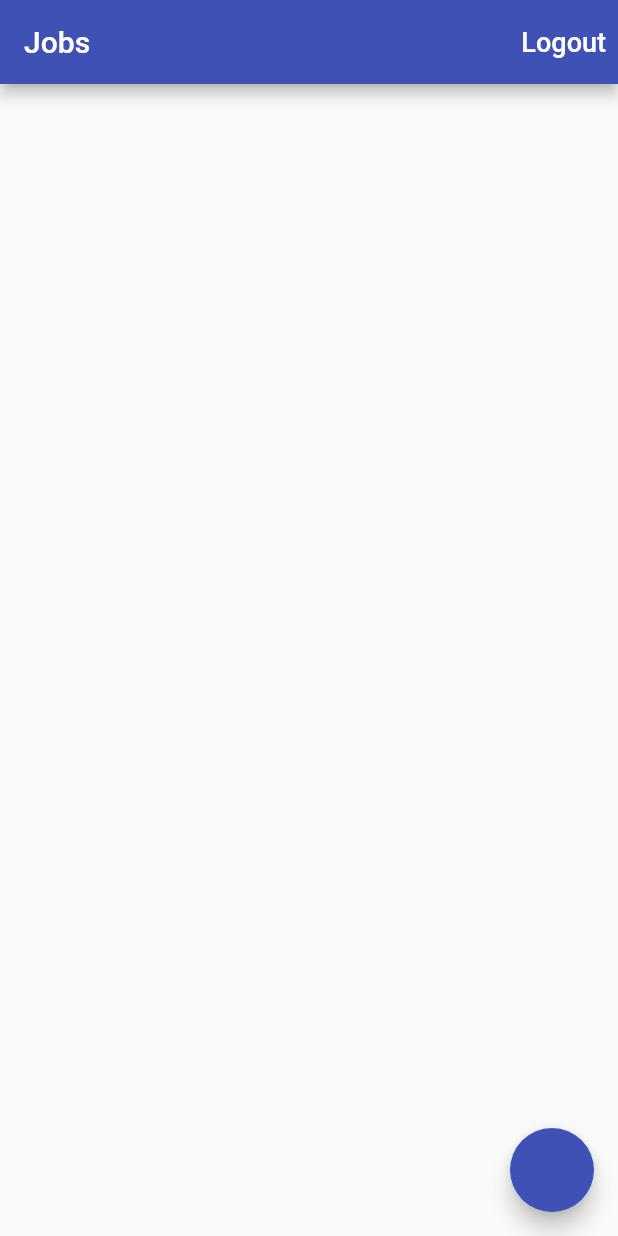
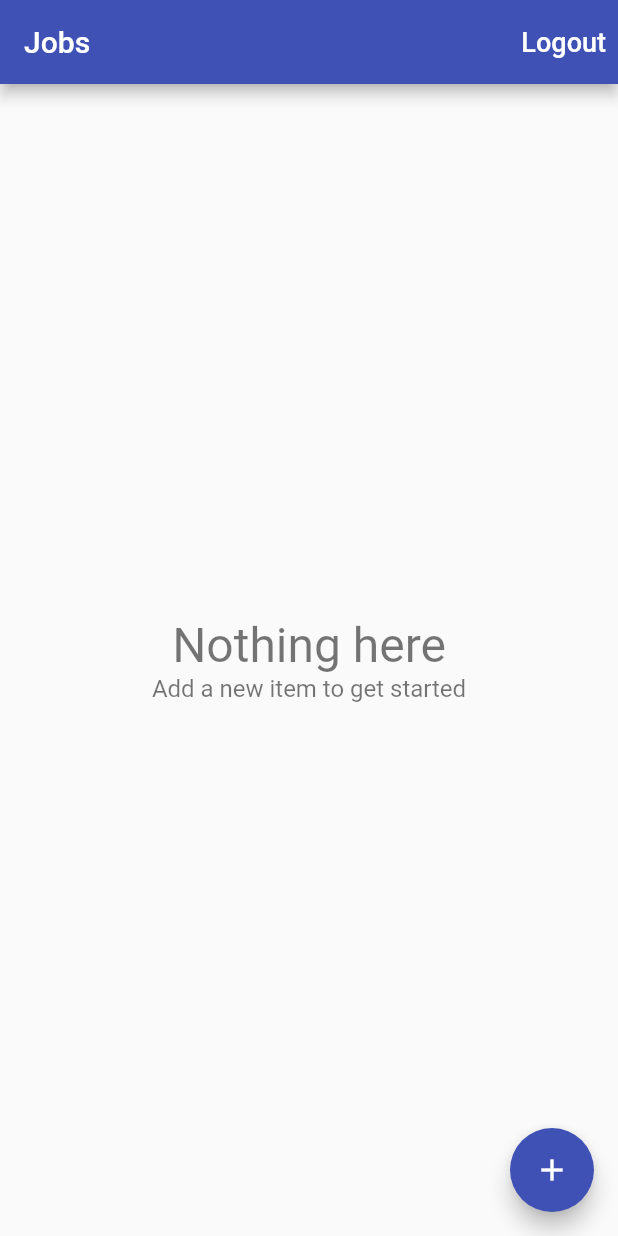
Before and after one commit to ahmadjz/Time-Tracker, a Flutter app: the screen it shows once a user with an empty profile is signed in, on a phone screen of 412 x 824 dp. Run offline on Flutter 3.47's test engine with Material 2 defaults, Android fonts, the phone set to English and light mode, and no system bars; our stand-ins replace cloud_firestore, firebase_auth, firebase_core; accounts and stored records are empty.

Commit message:
enhance UI

```diff
--- /dev/null
+++ b/lib/app/home/jobs/empty_content.dart
@@ -0,0 +1,37 @@
+import 'package:flutter/material.dart';
+
+class EmptyContent extends StatelessWidget {
+  const EmptyContent({
+    Key? key,
+    this.title = 'Nothing here',
+    this.message = 'Add a new item to get started',
+  }) : super(key: key);
+
+  final String title;
+  final String message;
+
+  @override
+  Widget build(BuildContext context) {
+    return Center(
+      child: Column(
+        mainAxisAlignment: MainAxisAlignment.center,
+        children: <Widget>[
+          Text(
+            title,
+            style: const TextStyle(
+              fontSize: 32.0,
+              color: Colors.black54,
+            ),
+          ),
+          Text(
+            message,
+            style: const TextStyle(
+              fontSize: 16.0,
+              color: Colors.black54,
+            ),
+          ),
+        ],
+      ),
+    );
+  }
+}
--- a/lib/app/home/jobs/jobs_page.dart
+++ b/lib/app/home/jobs/jobs_page.dart
@@ -1,9 +1,13 @@
 import 'package:firebase_auth/firebase_auth.dart';
 import 'package:flutter/material.dart';
 import 'package:provider/provider.dart';
+import 'package:time_tracker/app/home/jobs/edit_job_page.dart';
+import 'package:time_tracker/app/home/jobs/job_list_tile.dart';
 import 'package:time_tracker/app/home/models/job.dart';
 import 'package:time_tracker/common_widgets/platform_alert_dialog.dart';
+import 'package:time_tracker/common_widgets/platform_exception_alert_dialog.dart';
 import 'package:time_tracker/services/auth.dart';
+import 'package:time_tracker/app/home/jobs/list_items_builder.dart';
 import 'package:time_tracker/services/database.dart';
 
 class JobsPage extends StatelessWidget {
@@ -30,20 +34,21 @@ class JobsPage extends StatelessWidget {
     }
   }
 
-  Future<void> _createJob(BuildContext context) async {
+  Future<void> _delete(BuildContext context, Job job) async {
     try {
       final database = Provider.of<Database>(context, listen: false);
-      await database
-          .setJob(Job(name: 'ahmad', ratePerHour: 6, id: '1'))
-          .catchError((error) => print(error));
+      await database.deleteJob(job);
     } on FirebaseException catch (e) {
-      print("hello");
-      print(e);
+      PlatformExceptionAlertDialog(
+        title: 'Operation failed',
+        exception: e,
+      ).show(context);
     }
   }
 
   @override
   Widget build(BuildContext context) {
+    final database = Provider.of<Database>(context, listen: false);
     return Scaffold(
       appBar: AppBar(
         title: const Text('Jobs'),
@@ -62,7 +67,8 @@ class JobsPage extends StatelessWidget {
       ),
       body: _buildContent(context),
       floatingActionButton: FloatingActionButton(
-        onPressed: () => _createJob(context),
+        child: const Icon(Icons.add),
+        onPressed: () => EditJobPage.show(context, database: database),
       ),
     );
   }
@@ -72,15 +78,21 @@ class JobsPage extends StatelessWidget {
     return StreamBuilder<List<Job>>(
       stream: database.jobsStream(),
       builder: (context, snapshot) {
-        if (snapshot.hasData) {
-          final jobs = snapshot.data;
-          final children = jobs!.map((job) => Text(job.id)).toList();
-          return ListView(
-            children: children,
-          );
-        }
-        return const Center(
-          child: CircularProgressIndicator(),
+        return ListItemsBuilder<Job>(
+          //or you can use flutter_slidable package instead of dismissible
+          itemBuilder: (context, job) => Dismissible(
+            key: Key('job-${job.id}'),
+            background: Container(color: Colors.red),
+            direction: DismissDirection.endToStart,
+            onDismissed: (direction) => _delete(context, job),
+            child: JobListTile(
+              job: job,
+              // onTap: () => JobEntriesPage.show(context, job),
+              onTap: () =>
+                  EditJobPage.show(context, database: database, job: job),
+            ),
+          ),
+          snapshot: snapshot,
         );
       },
     );
--- /dev/null
+++ b/lib/app/home/jobs/list_items_builder.dart
@@ -0,0 +1,63 @@
+import 'package:flutter/material.dart';
+import 'package:time_tracker/app/home/jobs/empty_content.dart';
+
+typedef ItemWidgetBuilder<T> = Widget Function(
+  BuildContext context,
+  T item,
+);
+
+class ListItemsBuilder<T> extends StatelessWidget {
+  const ListItemsBuilder(
+      {Key? key, required this.itemBuilder, required this.snapshot})
+      : super(key: key);
+  final AsyncSnapshot<List<T>> snapshot;
+  final ItemWidgetBuilder<T> itemBuilder;
+
+  @override
+  Widget build(BuildContext context) {
+    if (snapshot.hasData) {
+      final List<T>? items = snapshot.data;
+      if (items!.isNotEmpty) {
+        return _buildList(items);
+      } else {
+        return const EmptyContent();
+      }
+    } else if (snapshot.hasError) {
+      return const EmptyContent(
+        title: 'Something went wrong',
+        message: 'can\'t load items right now',
+      );
+    }
+    return const Center(
+      child: CircularProgressIndicator(),
+    );
+  }
+
+//this code doesn't add separate line at the beginning and at the end
+  Widget _buildList(List<T> items) {
+    return ListView.separated(
+      itemCount: items.length,
+      itemBuilder: (context, index) => itemBuilder(
+        context,
+        items[index],
+      ),
+      separatorBuilder: (context, index) => const Divider(
+        height: 0.5,
+      ),
+    );
+  }
+  // to add a separate line at the beginning and at the end
+  // Widget _buildList(List<T> items) {
+  //   return ListView.separated(
+  //     itemCount: items.length + 2,
+  //     separatorBuilder: (context, index) => Divider(height: 0.5),
+  //     itemBuilder: (context, index) {
+  //       if (index == 0 || index == items.length + 1) {
+  //         return Container();
+  //       }
+  //       return itemBuilder(context, items[index - 1]);
+  //     },
+  //   );
+  // }
+
+}
```
Also changed, not shown: lib/app/home/jobs/job_list_tile.dart (added, +17 -0 lines).
